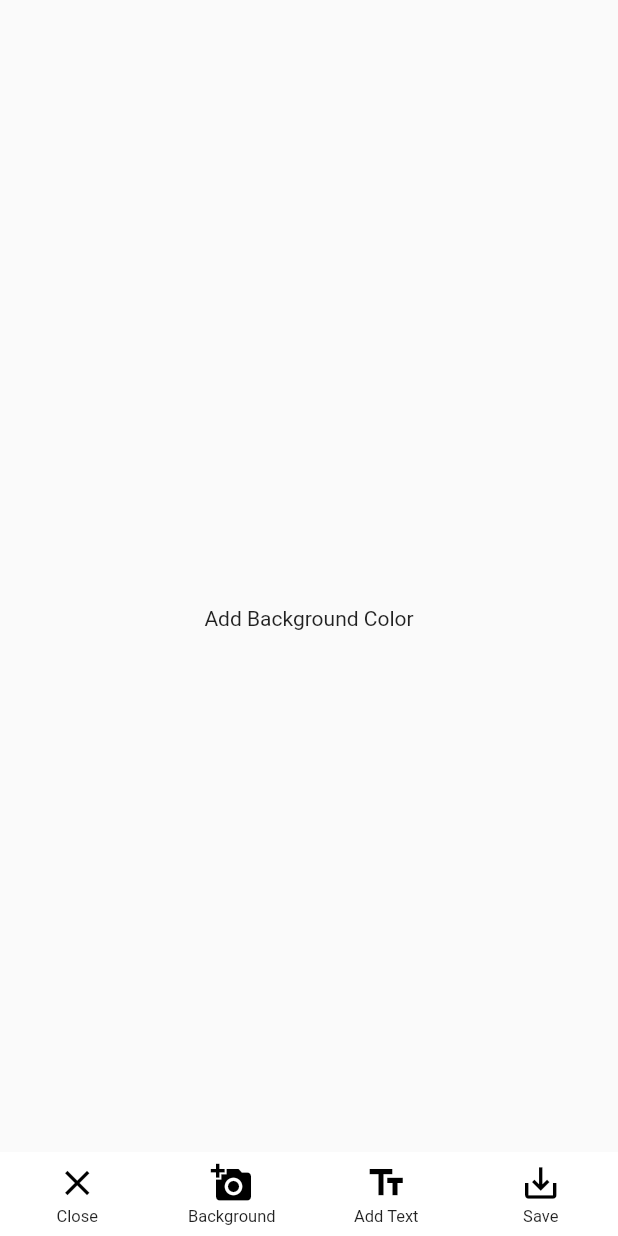
After one commit to iam-rohid/wallpaper_app, a Flutter app: the CreateWallpaperWithTextOnImage screen opened directly, after a tap on "Text on Image Wallpaper", on a phone screen of 412 x 824 dp. The commit adds this screen. Run offline on Flutter 3.47's test engine with Material 2 defaults, Android fonts, the phone set to English and light mode, and no system bars; our stand-ins replace gallery_saver, image_picker.

Commit message:
adding images and panning them working

```diff
--- a/lib/main.dart
+++ b/lib/main.dart
@@ -1,6 +1,6 @@
 import 'package:flutter/material.dart';
 
-import 'src/home.dart';
+import 'src/screens/home.dart';
 
 void main() {
   runApp(const MyApp());
--- /dev/null
+++ b/lib/src/painters/text_on_image_painter.dart
@@ -0,0 +1,27 @@
+import "dart:ui" as ui;
+import 'package:flutter/material.dart';
+
+class TextOnImagePainter extends CustomPainter {
+  final ui.Image image;
+  final ui.Rect imageRect;
+  const TextOnImagePainter({
+    required this.image,
+    required this.imageRect,
+  });
+
+  @override
+  void paint(Canvas canvas, Size size) {
+    ui.Rect srcRect = ui.Rect.fromLTWH(
+      0,
+      0,
+      image.width.toDouble(),
+      image.height.toDouble(),
+    );
+    canvas.drawImageRect(image, srcRect, imageRect, ui.Paint());
+  }
+
+  @override
+  bool shouldRepaint(covariant CustomPainter oldDelegate) {
+    return true;
+  }
+}
--- /dev/null
+++ b/lib/src/screens/editors/create_wallpaper_with_text_on_image.dart
@@ -0,0 +1,211 @@
+import 'dart:async';
+import 'dart:io';
+import "dart:ui" as ui;
+
+import 'package:flutter/material.dart';
+import 'package:image_picker/image_picker.dart';
+
+import '../../painters/text_on_image_painter.dart';
+import '../../services/file_service.dart';
+import '../../widgets/editor_toolbar.dart';
+import '../../widgets/lock_screen_overlay.dart';
+import '../../widgets/toolbar_item.dart';
+
+const _closeTag = 'close';
+const _saveTag = 'save';
+const _changeBackgroundTag = 'change-background';
+const _addTextTag = 'add-text';
+
+class CreateWallpaperWithTextOnImage extends StatefulWidget {
+  const CreateWallpaperWithTextOnImage({Key? key}) : super(key: key);
+
+  @override
+  State<CreateWallpaperWithTextOnImage> createState() =>
+      _CreateWallpaperWithTextOnImageState();
+}
+
+class _CreateWallpaperWithTextOnImageState
+    extends State<CreateWallpaperWithTextOnImage> {
+  bool _isToolbarHidden = false;
+  bool _isLoadingImage = false;
+  late final ImagePicker _picker;
+  ui.Image? _image;
+  ui.Rect _imageRect = ui.Rect.zero;
+
+  @override
+  void initState() {
+    super.initState();
+    _picker = ImagePicker();
+    Timer(const Duration(milliseconds: 100), () => _selectBackgroundImage());
+  }
+
+  @override
+  Widget build(BuildContext context) {
+    return Scaffold(
+      body: Stack(
+        children: [
+          _renderCanvas(),
+          _renderToolbar(),
+        ],
+      ),
+    );
+  }
+
+  EditorToolbar _renderToolbar() {
+    return EditorToolbar(
+      onItemPress: _onToolbarItemPress,
+      isHidden: _isToolbarHidden,
+      toolbarItems: const [
+        ToolbarItem(
+          icon: Icon(Icons.close),
+          label: 'Close',
+          tag: _closeTag,
+        ),
+        ToolbarItem(
+          icon: Icon(Icons.add_a_photo),
+          label: 'Background',
+          tag: _changeBackgroundTag,
+        ),
+        ToolbarItem(
+          icon: Icon(Icons.text_fields),
+          label: 'Add Text',
+          tag: _addTextTag,
+        ),
+        ToolbarItem(
+          icon: Icon(Icons.save_alt),
+          label: 'Save',
+          tag: _saveTag,
+        ),
+      ],
+    );
+  }
+
+  Widget _renderCanvas() {
+    if (_image == null) {
+      return Center(
+        child: Column(
+          mainAxisAlignment: MainAxisAlignment.center,
+          children: [
+            Text("Add Background Color"),
+            if (_isLoadingImage) Text("Loading image")
+          ],
+        ),
+      );
+    }
+    return CustomPaint(
+      painter: TextOnImagePainter(
+        image: _image!,
+        imageRect: _imageRect,
+      ),
+      child: _renderCanvasOverlay(),
+    );
+  }
+
+  Widget _renderCanvasOverlay() {
+    return GestureDetector(
+      child: GestureDetector(
+        onTap: () {
+          setState(() {
+            _isToolbarHidden = !_isToolbarHidden;
+          });
+        },
+        onScaleUpdate: (details) {
+          double dx = details.focalPointDelta.dx + _imageRect.left;
+          double dy = details.focalPointDelta.dy + _imageRect.top;
+          double width = _imageRect.width;
+          double height = _imageRect.height;
+          _imageRect = ui.Rect.fromLTWH(
+            dx,
+            dy,
+            width,
+            height,
+          );
+          _imageRect = _imageRect.inflate(details.scale);
+          setState(() {});
+        },
+        child: const LockScreenOverlay(),
+      ),
+    );
+  }
+
+  void _onToolbarItemPress(String tag) {
+    if (_isLoadingImage) return;
+    switch (tag) {
+      case _closeTag:
+        Navigator.of(context).pop();
+        break;
+      case _saveTag:
+        _onSave();
+        break;
+      case _changeBackgroundTag:
+        _selectBackgroundImage();
+        break;
+      case _addTextTag:
+        _onAddText();
+        break;
+      default:
+        break;
+    }
+  }
+
+  void _selectBackgroundImage() async {
+    if (_isLoadingImage) return;
+    setState(() {
+      _isLoadingImage = true;
+    });
+    try {
+      final XFile? xFile = await _picker.pickImage(source: ImageSource.gallery);
+      if (xFile == null) {
+        setState(() {
+          _isLoadingImage = false;
+        });
+        return;
+      }
+      final file = await File(xFile.path).readAsBytes();
+      ui.decodeImageFromList(file, (image) {
+        setState(() {
+          _isLoadingImage = false;
+        });
+        _setBackgroundImage(image);
+      });
+    } catch (e) {
+      setState(() {
+        _isLoadingImage = false;
+      });
+    }
+  }
+
+  void _setBackgroundImage(ui.Image image) {
+    ui.Size size = MediaQuery.of(context).size;
+    ui.Rect imageRect = ui.Rect.zero;
+    bool isLandscape = image.height / image.width < size.height / size.width;
+    if (isLandscape) {
+      double height = size.height;
+      double width = (image.width / image.height) * height;
+      double dx = -(width - size.width) / 2;
+      double dy = 0;
+      imageRect = ui.Rect.fromLTWH(dx, dy, width, height);
+    } else {
+      double width = size.width;
+      double height = (image.height / image.width) * width;
+      double dx = 0;
+      double dy = -(height - size.height) / 2;
+      imageRect = ui.Rect.fromLTWH(dx, dy, width, height);
+    }
+    setState(() {
+      _image = image;
+      _imageRect = imageRect;
+    });
+  }
+
+  void _onAddText() {}
+
+  void _onSave() async {
+    if (_image == null) return;
+    CustomPainter painter = TextOnImagePainter(
+      image: _image!,
+      imageRect: _imageRect,
+    );
+    await savePainterToGallery(context, painter);
+  }
+}
```
Also changed, not shown: lib/src/screens/editors/create_wallpaper_with_emojis.dart (renamed from lib/src/create_wallpaper_with_emojis.dart, +6 -8 lines), lib/src/screens/editors/create_wallpaper_with_gradients.dart (renamed from lib/src/create_wallpaper_with_gradients.dart, +6 -8 lines), lib/src/screens/home.dart (renamed from lib/src/home.dart, +4 -4 lines), lib/src/text_on_image_wallpaper.dart (deleted, +0 -19 lines), assets/images/lock_screen_overlay-2.png (deleted), assets/images/lock_screen_overlay-3.png (deleted), lib/src/widgets/editor_appbar.dart (renamed from lib/src/editor_appbar.dart), lib/src/widgets/editor_toolbar.dart (renamed from lib/src/editor_toolbar.dart), lib/src/widgets/lock_screen_overlay.dart (renamed from lib/src/lock_screen_overlay.dart), lib/src/widgets/scrolling_toolbar.dart (renamed from lib/src/scrolling_toolbar.dart), lib/src/widgets/toolbar_item.dart (renamed from lib/src/toolbar_item.dart), 1 other file.
